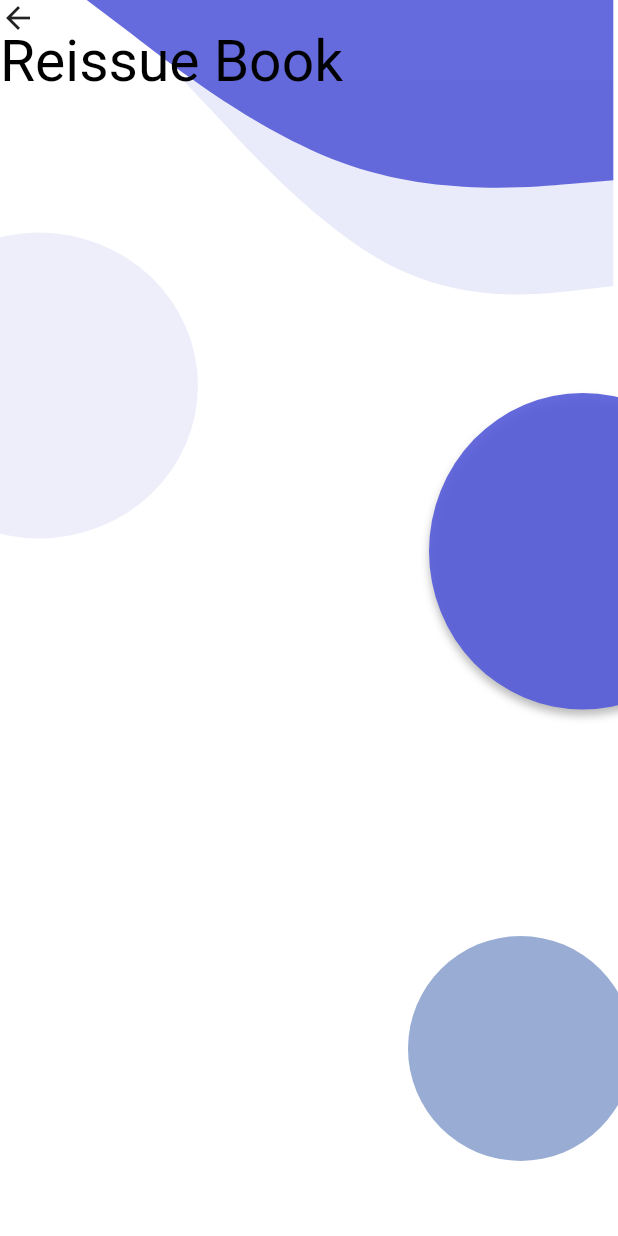
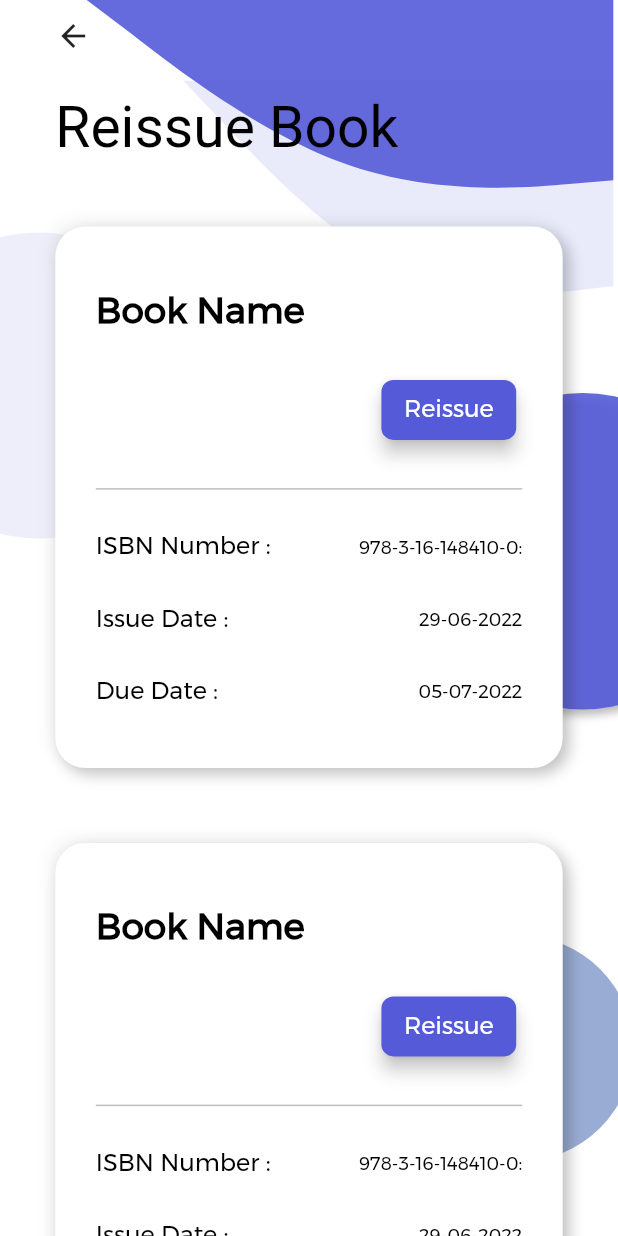
Before and after one commit to jyothir10/bibliotheca, a Flutter app: the ReissueBookScreen screen opened directly, on a phone screen of 412 x 824 dp. Run offline on Flutter 3.47's test engine with Material 2 defaults, Android fonts, the phone set to English and light mode, and no system bars; our stand-ins replace firebase_auth, firebase_core, flutter_svg, modal_progress_hud_nsn; missing offline and left inert: blobs; accounts and stored records are empty.

Commit message:
ReissueBookScreen.dart

```diff
--- /dev/null
+++ b/lib/Components/ReissueBookCard.dart
@@ -0,0 +1,160 @@
+import 'package:flutter/material.dart';
+import 'package:bibliotheca/constants.dart';
+
+class ReissueBookScreenCard extends StatelessWidget {
+  final String bookname;
+  final String isbn;
+  final String issueDate;
+  final String dueDate;
+
+  const ReissueBookScreenCard({
+    Key? key,
+    required this.bookname, required this.isbn, required this.issueDate, required this.dueDate,
+  }) : super(key: key);
+
+  @override
+  Widget build(BuildContext context) {
+    return Padding(
+      padding: const EdgeInsets.symmetric(vertical: 25),
+      child: Container(
+        height: 361,
+        width: MediaQuery.of(context).size.width * .821,
+        decoration: BoxDecoration(
+          color: Colors.white,
+          borderRadius: BorderRadius.circular(20),
+          boxShadow: const [
+            BoxShadow(
+              color: Color(0x3f000000),
+              offset: Offset(4, 4),
+              blurRadius: 8,
+              spreadRadius: 0,
+            ),
+            BoxShadow(
+              color: Color(0x33c4c4c4),
+              offset: Offset(-4, -4),
+              blurRadius: 8,
+              spreadRadius: 0,
+            ),
+          ],
+        ),
+        child: Padding(
+          padding: const EdgeInsets.all(27.0),
+          child: Column(
+            mainAxisAlignment: MainAxisAlignment.spaceAround,
+            crossAxisAlignment: CrossAxisAlignment.start,
+            children: [
+               Text(
+                bookname,
+                style: const TextStyle(
+                  color: Colors.black,
+                  fontSize: 24,
+                  fontFamily: 'Montserrat',
+                  fontWeight: FontWeight.w600,
+                ),
+              ),
+              Row(
+                mainAxisAlignment: MainAxisAlignment.end,
+                children: [
+                  GestureDetector(
+                    onTap: (){
+
+                    },
+                    child: Card(
+                      elevation: 5,
+                      color: primaryColour,
+                      shape: RoundedRectangleBorder(
+                        borderRadius: BorderRadius.circular(8),
+                      ),
+                      child: const Padding(
+                        padding: EdgeInsets.symmetric(horizontal: 15,vertical: 10),
+                        child: Text(
+                          'Reissue',
+                          style: TextStyle(
+                            color: Colors.white,
+                            fontSize: 16,
+                            fontFamily: 'Montserrat',
+                          ),
+                        ),
+                      ),
+                    ),
+                  ),
+                ],
+              ),
+              const Divider(
+                height: 1,
+                color: Color(0xff40000000),
+                thickness: 1,
+              ),
+              Row(
+                mainAxisAlignment: MainAxisAlignment.spaceBetween,
+                children: [
+                  const Text(
+                    "ISBN Number : ",
+                    style: TextStyle(
+                      color: Colors.black,
+                      fontSize: 16,
+                      fontFamily: 'Montserrat',
+                      fontWeight: FontWeight.w500,
+                    ),
+                  ),
+                  Text(
+                    "$isbn:",
+                    style: const TextStyle(
+                      color: Colors.black,
+                      fontSize: 12,
+                      fontFamily: 'Montserrat',
+                    ),
+                  ),
+                ],
+              ),
+              Row(
+                mainAxisAlignment: MainAxisAlignment.spaceBetween,
+                children: [
+                  const Text(
+                    'Issue Date : ',
+                    style: TextStyle(
+                      color: Colors.black,
+                      fontSize: 16,
+                      fontFamily: 'Montserrat',
+                      fontWeight: FontWeight.w500,
+                    ),
+                  ),
+                  Text(
+                    issueDate,
+                    style: const TextStyle(
+                      color: Colors.black,
+                      fontSize: 12,
+                      fontFamily: 'Montserrat',
+                    ),
+                  ),
+                ],
+              ),
+              Row(
+                mainAxisAlignment: MainAxisAlignment.spaceBetween,
+                children:  [
+                  const Text(
+                    'Due Date : ',
+                    style: TextStyle(
+                      color: Colors.black,
+                      fontSize: 16,
+                      fontFamily: 'Montserrat',
+                      fontWeight: FontWeight.w500,
+                    ),
+                  ),
+                  Text(
+                    dueDate,
+                    style: const TextStyle(
+                      color: Colors.black,
+                      fontSize: 12,
+                      fontFamily: 'Montserrat',
+                    ),
+                  ),
+                ],
+              ),
+            ],
+          ),
+        ),
+      ),
+    );
+  }
+}
--- a/lib/Screens/ReissueBookScreen.dart
+++ b/lib/Screens/ReissueBookScreen.dart
@@ -1,6 +1,6 @@
-import 'package:bibliotheca/constants.dart';
 import 'package:flutter/material.dart';
 import 'package:bibliotheca/Components/Background.dart';
+import 'package:bibliotheca/Components/ReissueBookCard.dart';
 
 class ReissueBookScreen extends StatefulWidget {
   static const String id = '/reissue';
@@ -18,12 +18,24 @@ class _ReissueBookScreenState extends State<ReissueBookScreen> {
         children: [
           Background(),
           SafeArea(
+            child: SingleChildScrollView(
               child: Center(
                 child: Column(
+                  mainAxisAlignment: MainAxisAlignment.start,
                   crossAxisAlignment: CrossAxisAlignment.start,
                   children: [
-                  const Icon(Icons.arrow_back),
-                  const Text(
+                    Padding(
+                      padding: const EdgeInsets.symmetric(vertical: 12),
+                      child: InkWell(
+                        child: const Icon(Icons.arrow_back),
+                        onTap: () {
+                          Navigator.pop(context);
+                        },
+                      ),
+                    ),
+                    Padding(
+                      padding: const EdgeInsets.symmetric(vertical: 20),
+                      child: const Text(
                         'Reissue Book',
                         style: TextStyle(
                             color: Color(0xff000000),
@@ -33,12 +45,17 @@ class _ReissueBookScreenState extends State<ReissueBookScreen> {
                             fontWeight: FontWeight.normal,
                             height: 1),
                       ),
-                  Container(
-                    height: 100,
-
-
                     ),
+                    const ReissueBookScreenCard(bookname:   'Book Name',
+                        isbn:  '978-3-16-148410-0',
+                        issueDate: '29-06-2022',
+                        dueDate: '05-07-2022'),
+                    const ReissueBookScreenCard(bookname:   'Book Name',
+                        isbn:  '978-3-16-148410-0',
+                        issueDate: '29-06-2022',
+                        dueDate: '05-07-2022'),
                   ],
+                ),
               ),
             ),
           ),
--- a/lib/Screens/contact_us_screen.dart
+++ b/lib/Screens/contact_us_screen.dart
@@ -15,19 +15,18 @@ class _ContactUsState extends State<ContactUs> {
   Widget build(BuildContext context) {
     return Scaffold(
       backgroundColor: Colors.white,
-      body: SingleChildScrollView(
+      body: SafeArea(
+        child: SingleChildScrollView(
           child: Column(
             crossAxisAlignment: CrossAxisAlignment.start,
             children: [
-            Container(
-              margin: const EdgeInsets.only(left: 10, top: 50),
-              child: IconButton(
-                onPressed: () {},
+              IconButton(
+                onPressed: () {Navigator.pop(context);
+                },
                 icon: const Icon(
                   Icons.arrow_back_rounded,
                   size: 30,
                   color: Color(0xFF545AD8),
-                ),
                 ),
               ),
               Container(
@@ -88,6 +87,7 @@ class _ContactUsState extends State<ContactUs> {
             ],
           ),
         ),
+      ),
     );
   }
 }
--- a/lib/main.dart
+++ b/lib/main.dart
@@ -3,6 +3,7 @@ import 'package:bibliotheca/Screens/LoginScreen.dart';
 import 'package:bibliotheca/Screens/OnboardingScreen.dart';
 import 'package:bibliotheca/Screens/RegistrationScreen.dart';
 import 'package:bibliotheca/Screens/RegistrationScreen2.dart';
+import 'package:bibliotheca/Screens/ReissueBookScreen.dart';
 import 'package:bibliotheca/Screens/SplashScreen.dart';
 import 'package:bibliotheca/Screens/contact_us_screen.dart';
 import 'package:firebase_core/firebase_core.dart';
@@ -27,7 +28,7 @@ class MyApp extends StatelessWidget {
     ]);
     return MaterialApp(
         debugShowCheckedModeBanner: false,
-        initialRoute: SplashScreen.id,
+        initialRoute: ReissueBookScreen.id,
         routes: {
           SplashScreen.id: (context) => SplashScreen(),
           OnboardingScreen.id: (context) => OnboardingScreen(),
@@ -36,6 +37,7 @@ class MyApp extends StatelessWidget {
           RegistrationScreen2.id: (context) => RegistrationScreen2(),
           DashBoardScreen.id: (context) => DashBoardScreen(),
           ContactUs.id: (context) => ContactUs(),
+          ReissueBookScreen.id: (context) => ReissueBookScreen(),
         });
   }
 }
```
Lines whose indentation alone changed are shown as unchanged.
